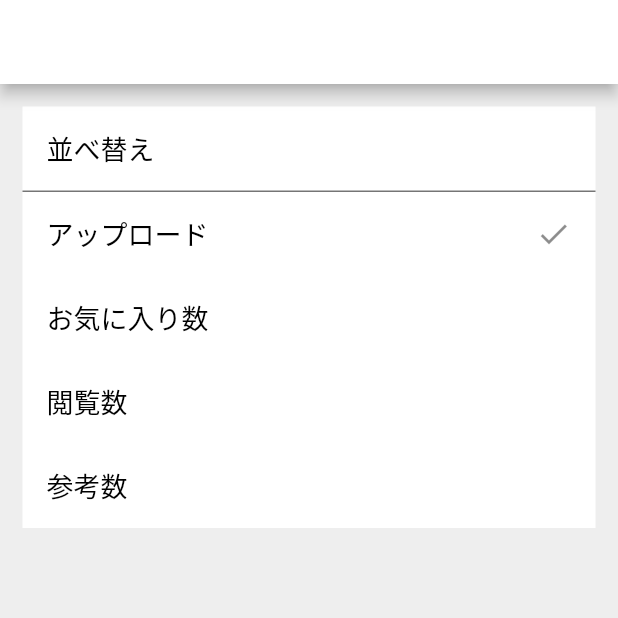
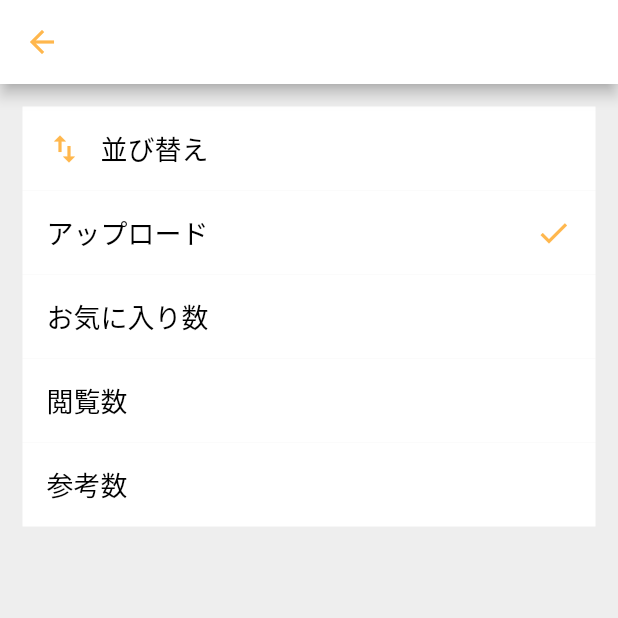
Before and after one commit to matsukawa-s/tabitabi_app, a Flutter app: the PlanSearchDetailPage screen opened directly, on a phone screen of 412 x 824 dp, the top half of it. Run offline on Flutter 3.47's test engine with Material 2 defaults, Android fonts, the light colour scheme and no system bars; our stand-ins replace bubble, flutter_datetime_picker, flutter_dotenv, flutter_rating_bar, google_maps_flutter, like_button and 5 more; missing offline and left inert: dart:ffi, google_maps_webservice, smart_select; accounts and stored records are empty; network calls fail.

```diff
--- a/lib/plan_search_detail_page.dart
+++ b/lib/plan_search_detail_page.dart
@@ -6,12 +6,18 @@ import 'package:tabitabi_app/plan_search_model.dart';
 class PlanSearchDetailPage extends StatelessWidget {
   final double space = 15;
   Color backColor = Colors.grey[200];
+  Color iconColor = Colors.orange[300];
 
   @override
   Widget build(BuildContext context) {
     return Scaffold(
       appBar: AppBar(
         backgroundColor: Colors.white,
+        leading: IconButton(
+          color: iconColor,
+          icon: new Icon(Icons.arrow_back),
+          onPressed: () => Navigator.of(context).pop(),
+        ),
         title: Text('検索フィルタ'),
       ),
       body: Container(
@@ -25,7 +31,7 @@ class PlanSearchDetailPage extends StatelessWidget {
               return Container(
                 child: ListView(
                   children: [
-                    _listTitle('並べ替え'),
+                    _listTitle('並び替え'),
                     _listItem('アップロード', model,context,0),
                     _listItem('お気に入り数', model,context,1),
                     _listItem('閲覧数', model,context,2),
@@ -53,20 +59,28 @@ class PlanSearchDetailPage extends StatelessWidget {
     return Container(
       decoration: BoxDecoration(
         color: Colors.white,
-        border: Border(
-          bottom: BorderSide(
-            color: Colors.black54,
-            width: 1,
-          ),
-        ),
+//        border: Border(
+//          bottom: BorderSide(
+//            color: Colors.black54,
+//            width: 1,
+//          ),
+//        ),
       ),
       child: ListTile(
-        title: Text(
-          title,
-          style: TextStyle(
-              color:Colors.black,
-              fontSize: 18.0
-          ),
+        title: Row(
+          children: [
+            Icon(Icons.import_export,color: iconColor,),
+            SizedBox(
+              width: 12,
+            ),
+            Text(
+              title,
+              style: TextStyle(
+                  color:Colors.black,
+                  fontSize: 18.0
+              ),
+            ),
+          ],
         ),
       ),
     );
@@ -75,7 +89,7 @@ class PlanSearchDetailPage extends StatelessWidget {
   Widget _listItem(String name, model,context,index) {
     var check;
     if(model.sortIndex == index){
-      check = Icon(Icons.check);
+      check = Icon(Icons.check, color: iconColor);
     }
 
     return Container(
```
Also changed, not shown: lib/main.dart (+8 -0 lines), lib/plan_search_history.dart (+19 -0 lines).
